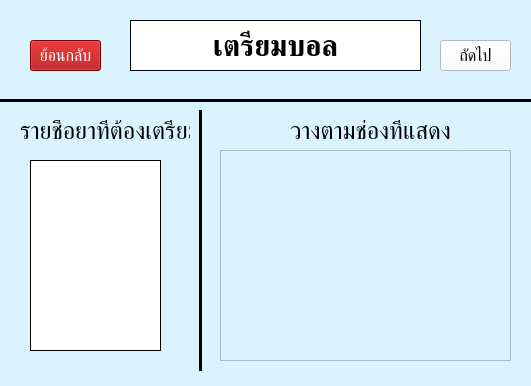
Old version of the form ui/prepare.ui in the repository KittimaB/Medicine_notify.
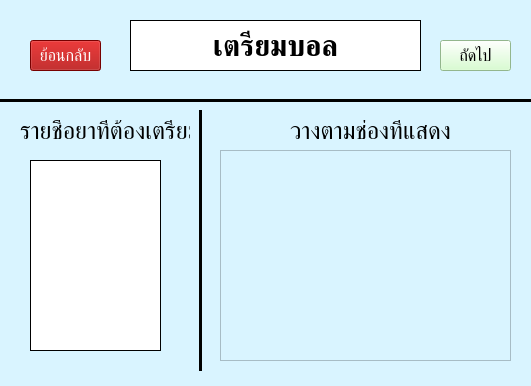
New version of the form.

```diff
--- a/ui/prepare.ui
+++ b/ui/prepare.ui
@@ -201,7 +201,7 @@
      </font>
     </property>
     <property name="styleSheet">
-     <string notr="true">background-color: rgb(255, 255, 255);</string>
+     <string notr="true">background-color: rgb(206, 255, 197);</string>
     </property>
     <property name="text">
      <string>ถัดไป</string>
```
